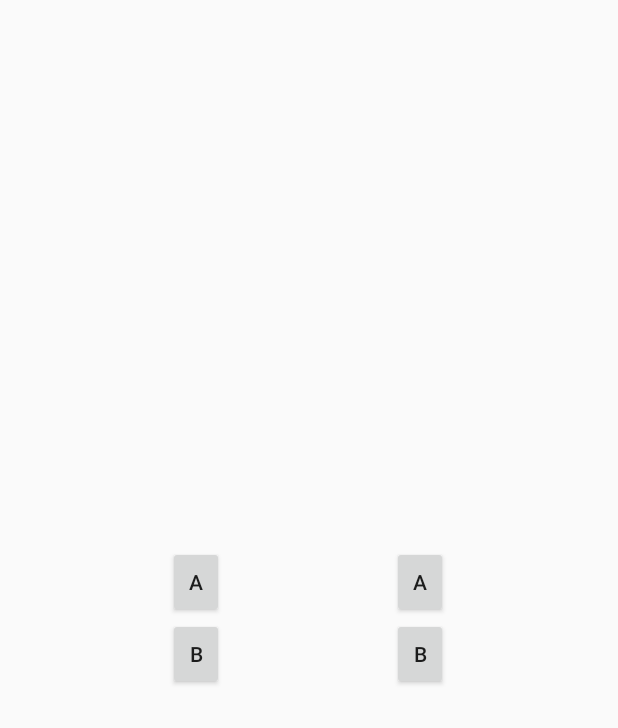
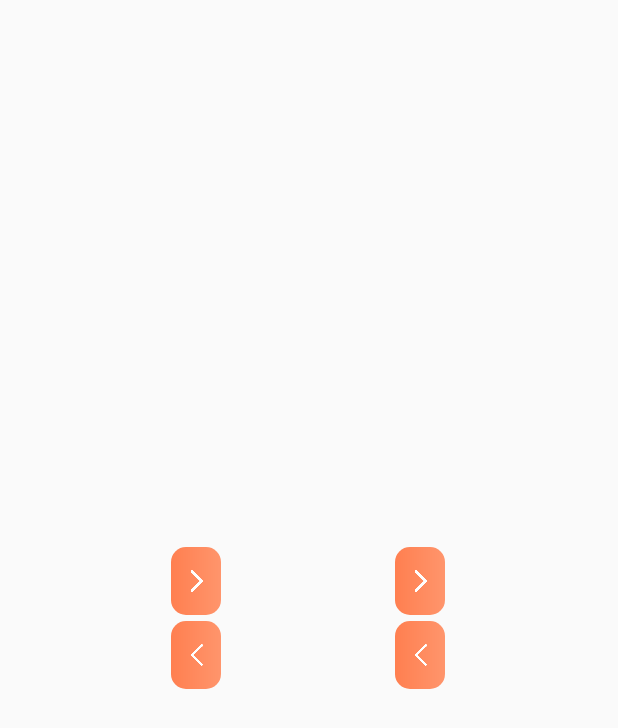
Before and after one commit to daniel-riffi/AusschankUndKoch, an Android app: the layout fragment_cook.xml on its own in the app's theme, with its tools: preview values and no code run, on a phone screen of 412 x 824 dp. Shown: the top 728 px of the screen. Run offline under Robolectric (Android 15) with nearby library versions, the phone set to English and light mode, and no system bars.

Commit message:
implemented simple design

```diff
--- a/app/build.gradle
+++ b/app/build.gradle
@@ -35,4 +35,6 @@ dependencies {
     implementation project(":OrderLibrary")
     implementation 'androidx.recyclerview:recyclerview:1.1.0'
     implementation 'androidx.gridlayout:gridlayout:1.0.0'
+    implementation 'com.android.support:preference-v7:29.0.0'
+    implementation "com.google.android.material:material:1.1.0-alpha02"
 }
--- a/app/src/main/AndroidManifest.xml
+++ b/app/src/main/AndroidManifest.xml
@@ -10,6 +10,7 @@
         android:supportsRtl="true"
         android:theme="@style/AppTheme">
         <activity android:screenOrientation="landscape" android:name=".RunningActivity"></activity>
+        <activity android:name=".SettingsActivity"></activity>
         <activity android:name=".MainActivity">
             <intent-filter>
                 <action android:name="android.intent.action.MAIN" />
--- a/app/src/main/java/com/example/ausschankundkoch/BarFragment.java
+++ b/app/src/main/java/com/example/ausschankundkoch/BarFragment.java
@@ -132,4 +132,9 @@ public class BarFragment extends Fragment {
             if(treeNodeOrder.hasChild()) root.addChild(treeNodeOrder);
         }
     }
+
+    public void deselectNodes(){
+        treeViewOpen.deselectAll();
+        treeViewFinished.deselectAll();
+    }
 }
--- a/app/src/main/java/com/example/ausschankundkoch/CookFragment.java
+++ b/app/src/main/java/com/example/ausschankundkoch/CookFragment.java
@@ -162,4 +162,10 @@ public class CookFragment extends Fragment {
             if(treeNodeOrder.hasChild()) root.addChild(treeNodeOrder);
         }
     }
+
+    public void deselectNodes() {
+        treeViewOpen.deselectAll();
+        treeViewInProgress.deselectAll();
+        treeViewFinished.deselectAll();
+    }
 }
--- a/app/src/main/java/com/example/ausschankundkoch/MainActivity.java
+++ b/app/src/main/java/com/example/ausschankundkoch/MainActivity.java
@@ -23,6 +23,8 @@ public class MainActivity extends AppCompatActivity {
         super.onCreate(savedInstanceState);
         setContentView(R.layout.activity_main);
 
+        getSupportActionBar().hide();
+
         initialize();
     }
 
--- /dev/null
+++ b/app/src/main/res/drawable/custom_button.xml
@@ -0,0 +1,7 @@
+<?xml version="1.0" encoding="utf-8"?>
+<shape xmlns:android="http://schemas.android.com/apk/res/android" android:shape="rectangle">
+
+    <gradient android:startColor="#ff7f50" android:endColor="#ff956c" android:type="linear"/>
+
+    <corners android:radius="10dp"/>
+</shape>
--- a/app/src/main/res/layout/activity_main.xml
+++ b/app/src/main/res/layout/activity_main.xml
@@ -18,5 +18,7 @@
         android:layout_width="wrap_content"
         android:layout_height="wrap_content"
         android:text="Start"
-        android:onClick="btnStartClicked"/>
+        android:onClick="btnStartClicked"
+        android:background="@drawable/custom_button"
+        android:textColor="#FFFFFF"/>
 </LinearLayout>
--- a/app/src/main/res/layout/fragment_cook.xml
+++ b/app/src/main/res/layout/fragment_cook.xml
@@ -18,16 +18,22 @@
         android:gravity="center"
         android:orientation="vertical">
 
-        <Button
+        <ImageButton
             android:layout_width="match_parent"
-            android:layout_height="wrap_content"
+            android:layout_height="45dp"
             android:id="@+id/fragBar_btnForwardFirst"
-            android:text="a" />
-        <Button
+            android:background="@drawable/custom_button"
+            android:layout_margin="2dp"
+            android:src="@drawable/arrow_img_right"
+            android:scaleType="fitCenter" />
+        <ImageButton
             android:layout_width="match_parent"
-            android:layout_height="wrap_content"
+            android:layout_height="45dp"
             android:id="@+id/fragBar_btnBackwardFirst"
-            android:text="b" />
+            android:background="@drawable/custom_button"
+            android:layout_margin="2dp"
+            android:src="@drawable/arrow_img_left"
+            android:scaleType="fitCenter" />
     </LinearLayout>
     <LinearLayout
         android:id="@+id/linear_layout_inprogress_orders"
@@ -42,16 +48,22 @@
         android:orientation="vertical"
         android:gravity="center">
 
-        <Button
+        <ImageButton
             android:layout_width="match_parent"
-            android:layout_height="wrap_content"
+            android:layout_height="45dp"
             android:id="@+id/fragBar_btnForwardSecond"
-            android:text="a" />
-        <Button
+            android:background="@drawable/custom_button"
+            android:layout_margin="2dp"
+            android:src="@drawable/arrow_img_right"
+            android:scaleType="fitCenter" />
+        <ImageButton
             android:layout_width="match_parent"
-            android:layout_height="wrap_content"
+            android:layout_height="45dp"
             android:id="@+id/fragBar_btnBackwardSecond"
-            android:text="b" />
+            android:background="@drawable/custom_button"
+            android:layout_margin="2dp"
+            android:src="@drawable/arrow_img_left"
+            android:scaleType="fitCenter" />
     </LinearLayout>
     <LinearLayout
         android:id="@+id/linear_layout_finished_orders"
--- a/app/src/main/res/layout/item_first_level.xml
+++ b/app/src/main/res/layout/item_first_level.xml
@@ -25,7 +25,8 @@
             android:layout_gravity="center"
             android:fontFamily="monospace"
             android:textSize="15dp"
-            android:text="Tree Node" />
+            android:text="Tree Node"
+            android:textStyle="bold"/>
     </LinearLayout>
 
 
--- a/app/src/main/res/layout/item_second_level.xml
+++ b/app/src/main/res/layout/item_second_level.xml
@@ -35,7 +35,8 @@
         android:layout_height="30dp"
         android:layout_alignParentRight="true"
         android:layout_centerVertical="true"
-        android:layout_marginRight="4dp" />
+        android:layout_marginRight="4dp"
+        android:theme="@style/checkBoxStyle"/>
 
     <View
         android:layout_width="match_parent"
--- a/app/src/main/res/menu/menu_main.xml
+++ b/app/src/main/res/menu/menu_main.xml
@@ -1,6 +1,12 @@
 <?xml version="1.0" encoding="utf-8"?>
 <menu xmlns:android="http://schemas.android.com/apk/res/android"
     xmlns:app="http://schemas.android.com/apk/res-auto">
+
+    <item
+        android:id="@+id/menu_deselect"
+        android:icon="@android:drawable/ic_menu_revert"
+        android:title="Deselektion"
+        app:showAsAction="always"/>
     <item
         android:id="@+id/menu_preferences"
         android:icon="@android:drawable/ic_menu_preferences"
--- a/app/src/main/res/values/colors.xml
+++ b/app/src/main/res/values/colors.xml
@@ -1,6 +1,6 @@
 <?xml version="1.0" encoding="utf-8"?>
 <resources>
-    <color name="colorPrimary">#008577</color>
-    <color name="colorPrimaryDark">#00574B</color>
+    <color name="colorPrimary">#ff956c</color>
+    <color name="colorPrimaryDark">#ff7f50</color>
     <color name="colorAccent">#D81B60</color>
 </resources>
--- a/app/src/main/res/values/styles.xml
+++ b/app/src/main/res/values/styles.xml
@@ -8,4 +8,8 @@
         <item name="colorAccent">@color/colorAccent</item>
     </style>
 
+    <style name="checkBoxStyle" parent="Base.Theme.AppCompat">
+        <item name="colorAccent">@color/colorPrimaryDark</item>
+        <item name="android:textColorSecondary">#777777</item>
+    </style>
 </resources>
--- a/app/src/main/res/xml-land/preferences.xml
+++ b/app/src/main/res/xml-land/preferences.xml
@@ -11,6 +11,6 @@
         android:key="type"
         android:entries="@array/types"
         android:entryValues="@array/types"
-        android:summary="Einstellung des Modus"
-        android:title="Modus"/>
+        android:summary="Einstellung des Typs"
+        android:title="Typ"/>
 </PreferenceScreen>
```
Also changed, not shown: app/src/main/java/com/example/ausschankundkoch/RunningActivity.java (+68 -11 lines), app/src/main/java/com/example/ausschankundkoch/SettingsActivity.java (added, +17 -0 lines), app/src/main/java/com/example/ausschankundkoch/SettingsFragment.java (added, +12 -0 lines), app/src/main/res/layout/fragment_bar.xml (+12 -6 lines), app/src/main/res/drawable-v24/arrow_img_left.gif (added), app/src/main/res/drawable-v24/arrow_img_right.gif (added).
